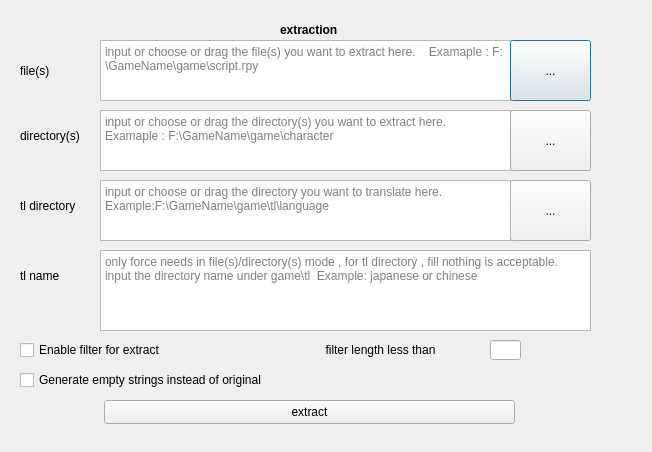
Old version of the form src/extraction.ui in the repository anonymousException/renpy-translator.
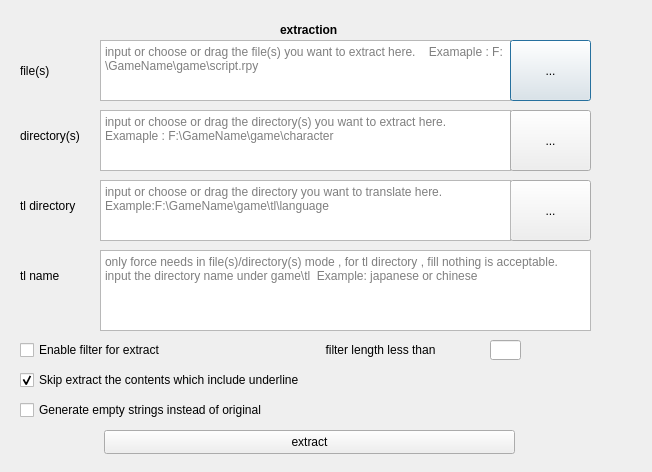
New version of the form.

Commit message:
<feature> Support skip extract contents with underline and improve font style template
update version to v2.3.0

What changed in the file:
```diff
--- a/src/extraction.ui
+++ b/src/extraction.ui
@@ -7,7 +7,7 @@
     <x>0</x>
     <y>0</y>
     <width>652</width>
-    <height>452</height>
+    <height>472</height>
    </rect>
   </property>
   <property name="windowTitle">
@@ -19,7 +19,7 @@
      <x>20</x>
      <y>10</y>
      <width>600</width>
-     <height>430</height>
+     <height>451</height>
     </rect>
    </property>
    <property name="minimumSize">
@@ -137,7 +137,7 @@
     <property name="geometry">
      <rect>
       <x>84</x>
-      <y>390</y>
+      <y>420</y>
       <width>411</width>
       <height>24</height>
      </rect>
@@ -263,8 +263,8 @@
     <property name="geometry">
      <rect>
       <x>0</x>
-      <y>360</y>
-      <width>501</width>
+      <y>390</y>
+      <width>601</width>
       <height>20</height>
      </rect>
     </property>
@@ -272,6 +272,22 @@
      <string>Generate empty strings instead of original</string>
     </property>
    </widget>
+   <widget class="QCheckBox" name="underlineCheckBox">
+    <property name="geometry">
+     <rect>
+      <x>0</x>
+      <y>360</y>
+      <width>601</width>
+      <height>20</height>
+     </rect>
+    </property>
+    <property name="text">
+     <string>Skip extract the contents which include underline</string>
+    </property>
+    <property name="checked">
+     <bool>true</bool>
+    </property>
+   </widget>
   </widget>
  </widget>
  <resources/>
```
The commit also changes 36 other files.
